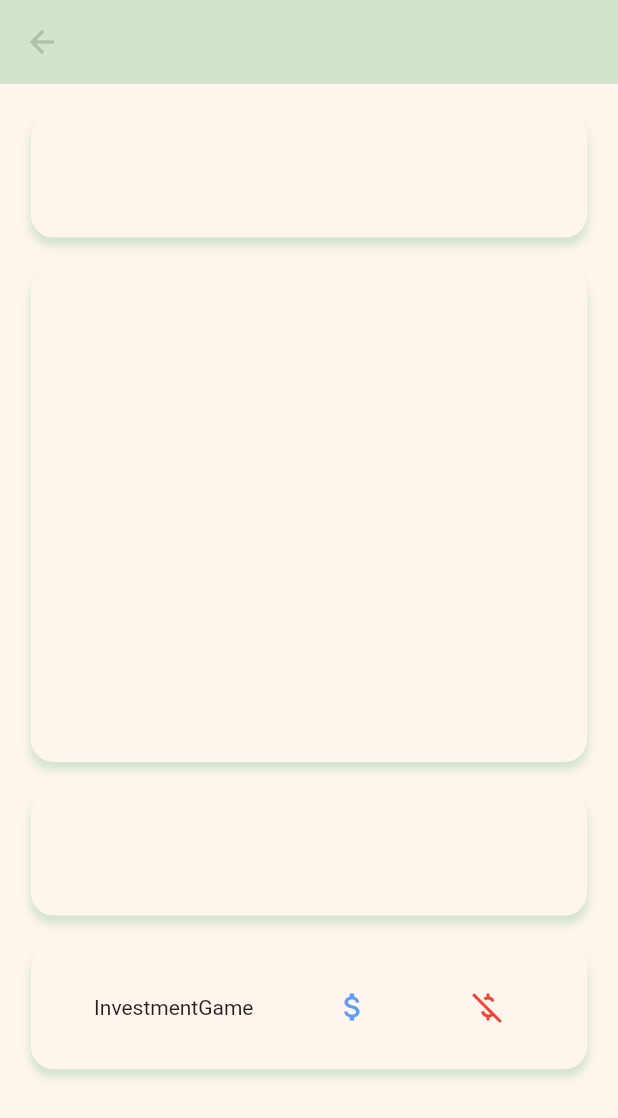
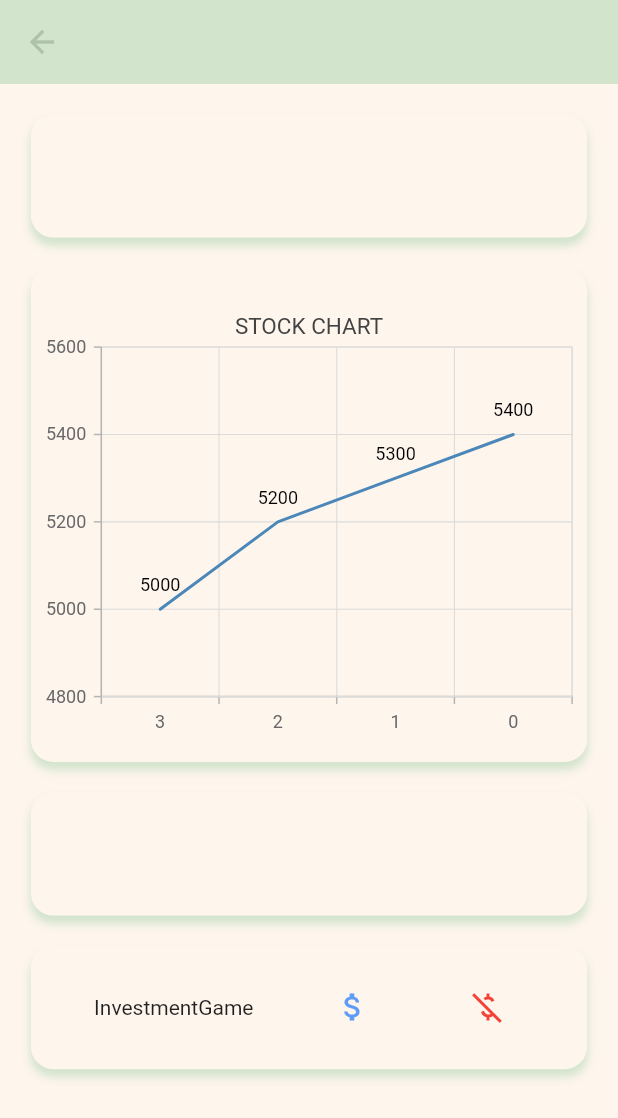
Before and after one commit to devpark435/Capston_22, a Flutter app: the ChartPage screen opened directly, on a phone screen of 412 x 824 dp. Shown: the top 1118 px of the screen. Run offline on Flutter 3.47's test engine with Material 2 defaults, Android fonts, the light colour scheme and no system bars; our stand-ins replace syncfusion_flutter_charts.

Commit message:
Add SFChart

```diff
--- a/lib/screens/ChartPage.dart
+++ b/lib/screens/ChartPage.dart
@@ -1,5 +1,6 @@
 import 'package:flutter/material.dart';
 import '../asset/palette.dart';
+import 'package:syncfusion_flutter_charts/charts.dart';
 
 class ChartPage extends StatefulWidget {
   const ChartPage({super.key, required this.title});
@@ -13,6 +14,12 @@ class _ChartPage extends State<ChartPage> {
   String selling = ' ';
   @override
   Widget build(BuildContext context) {
+    List<_SalesData> data = [
+      _SalesData('3', 5000),
+      _SalesData('2', 5200),
+      _SalesData('1', 5300),
+      _SalesData('0', 5400)
+    ];
     return Scaffold(
         resizeToAvoidBottomInset: false,
         backgroundColor: Palette.bgColor,
@@ -67,7 +74,28 @@ class _ChartPage extends State<ChartPage> {
                     ),
                     child: Column(children: [
                       Padding(padding: EdgeInsets.fromLTRB(0, 20, 0, 0)),
-                      Container()
+                      Container(
+                        child: SfCartesianChart(
+                            primaryXAxis: CategoryAxis(),
+                            // Chart title
+                            title: ChartTitle(text: 'STOCK CHART'),
+                            // Enable legend
+                            legend: Legend(isVisible: false),
+                            // Enable tooltip
+                            tooltipBehavior: TooltipBehavior(enable: true),
+                            series: <ChartSeries<_SalesData, String>>[
+                              LineSeries<_SalesData, String>(
+                                  dataSource: data,
+                                  xValueMapper: (_SalesData sales, _) =>
+                                      sales.year,
+                                  yValueMapper: (_SalesData sales, _) =>
+                                      sales.sales,
+                                  name: 'Sales',
+                                  // Enable data label
+                                  dataLabelSettings:
+                                      DataLabelSettings(isVisible: true)),
+                            ]),
+                      )
                     ]))
               ],
             ),
@@ -206,3 +234,10 @@ class _ChartPage extends State<ChartPage> {
         ));
   }
 }
+
+class _SalesData {
+  _SalesData(this.year, this.sales);
+
+  final String year;
+  final int sales;
+}
--- a/pubspec.yaml
+++ b/pubspec.yaml
@@ -36,6 +36,7 @@ dependencies:
   # The following adds the Cupertino Icons font to your application.
   # Use with the CupertinoIcons class for iOS style icons.
   cupertino_icons: ^1.0.2
+  syncfusion_flutter_charts: ^20.3.49
 
 dev_dependencies:
   flutter_test:
```
Also changed, not shown: pubspec.lock.
